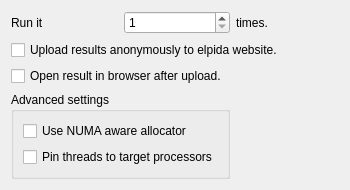
First picture: the form in apps/Qt/Views/BenchmarkRunConfigurationView/BenchmarkRunConfigurationView.ui, repository klapeto/elpida, before the edit.
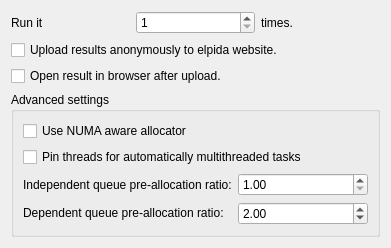
Second picture: the form after the edit.

```diff
--- a/apps/Qt/Views/BenchmarkRunConfigurationView/BenchmarkRunConfigurationView.ui
+++ b/apps/Qt/Views/BenchmarkRunConfigurationView/BenchmarkRunConfigurationView.ui
@@ -6,8 +6,8 @@
    <rect>
     <x>0</x>
     <y>0</y>
-    <width>350</width>
-    <height>99</height>
+    <width>391</width>
+    <height>210</height>
    </rect>
   </property>
   <property name="windowTitle">
@@ -52,23 +52,66 @@
      </property>
     </widget>
    </item>
-   <item row="3" column="0" colspan="2">
+   <item row="3" column="0" colspan="3">
     <widget class="QGroupBox" name="gbAdvanced">
      <property name="title">
       <string>Advanced settings</string>
      </property>
-     <layout class="QVBoxLayout" name="verticalLayout">
-      <item>
+     <layout class="QGridLayout" name="gridLayout_2">
+      <item row="0" column="0" colspan="2">
        <widget class="QCheckBox" name="chkNumaAware">
         <property name="text">
          <string>Use NUMA aware allocator</string>
         </property>
        </widget>
       </item>
-      <item>
+      <item row="2" column="1">
+       <widget class="QDoubleSpinBox" name="spnIndependentRatio">
+        <property name="toolTip">
+         <string>The ratio to the target processor count for pre-created available threads in the independent queue. A value of 2.0 means the thread pool will pre-create (TargetProcessors * 2.0) threads available to run independent procedures. Independent procedures are the ones that do not spawn other thread pool procedures internally, usually leaf functions.</string>
+        </property>
+        <property name="minimum">
+         <double>1.000000000000000</double>
+        </property>
+       </widget>
+      </item>
+      <item row="1" column="0" colspan="2">
        <widget class="QCheckBox" name="chkPinThreads">
         <property name="text">
-         <string>Pin threads to target processors</string>
+         <string>Pin threads for automatically multithreaded tasks</string>
+        </property>
+       </widget>
+      </item>
+      <item row="2" column="0">
+       <widget class="QLabel" name="lblIndependentRatio">
+        <property name="toolTip">
+         <string>The ratio to the target processor count for pre-created available threads in the independent queue. A value of 2.0 means the thread pool will pre-create (TargetProcessors * 2.0) threads available to run independent procedures. Independent procedures are the ones that do not spawn other thread pool procedures internally, usually leaf functions.</string>
+        </property>
+        <property name="text">
+         <string>Independent queue pre-allocation ratio:</string>
+        </property>
+       </widget>
+      </item>
+      <item row="3" column="0">
+       <widget class="QLabel" name="lbDependentRatio">
+        <property name="toolTip">
+         <string>The ratio to the target processor count for pre-created available threads in the dependent queue. A value of 2.0 means the thread pool will pre-create (TargetProcessors * 2.0) threads available to run dependent procedures. Dependent procedures are the ones that spawn other thread pool procedures internally.</string>
+        </property>
+        <property name="text">
+         <string>&lt;html&gt;&lt;head/&gt;&lt;body&gt;&lt;p&gt;Dependent queue pre-allocation ratio:&lt;/p&gt;&lt;/body&gt;&lt;/html&gt;</string>
+        </property>
+       </widget>
+      </item>
+      <item row="3" column="1">
+       <widget class="QDoubleSpinBox" name="spnDependentRatio">
+        <property name="toolTip">
+         <string>The ratio to the target processor count for pre-created available threads in the dependent queue. A value of 2.0 means the thread pool will pre-create (TargetProcessors * 2.0) threads available to run dependent procedures. Dependent procedures are the ones that spawn other thread pool procedures internally.</string>
+        </property>
+        <property name="minimum">
+         <double>1.000000000000000</double>
+        </property>
+        <property name="value">
+         <double>2.000000000000000</double>
         </property>
        </widget>
       </item>
```
Left out of the diff: 8 changed lines with no effect on the pictures.
